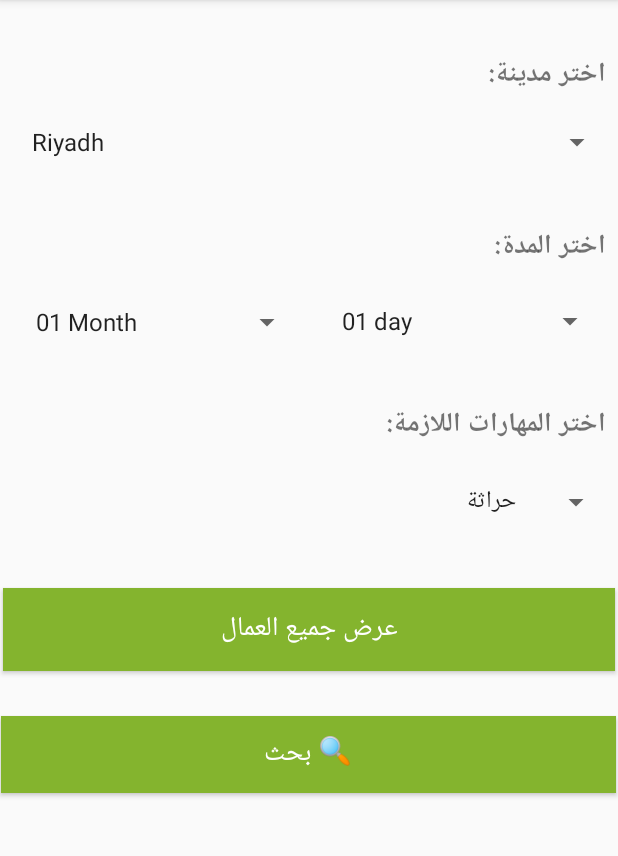
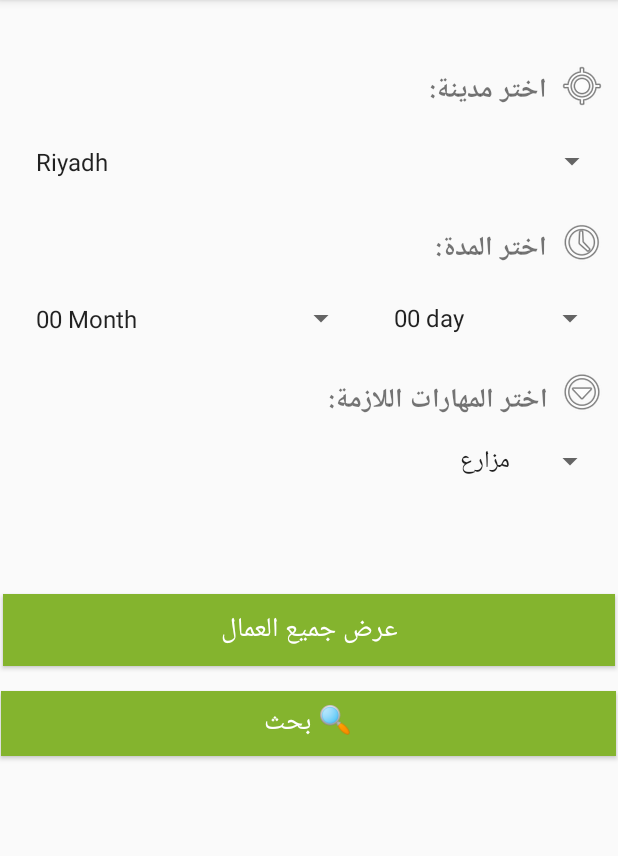
Before and after one commit to azizmeiman/MyApplication, an Android app: the searchForWorkerActivity screen opened directly, with no data from a screen before it, on a phone screen of 412 x 824 dp, the part 84-940 px from its top. Run offline under Robolectric (Android 15) with nearby library versions, the phone set to English and light mode, and no system bars.

Commit message:
Merge branch 'master' of /Users/abdulaziz/AndroidStudioProjects/MyApplication with conflicts.

```diff
--- a/app/src/main/AndroidManifest.xml
+++ b/app/src/main/AndroidManifest.xml
@@ -11,6 +11,7 @@
         android:roundIcon="@mipmap/ic_launcher_round"
         android:supportsRtl="true"
         android:theme="@style/AppTheme">
+        <activity android:name=".ViewWorkesActivity"></activity>
         <activity android:name=".MainActivity" />
         <activity android:name=".Splash">
             <intent-filter>
@@ -27,7 +28,6 @@
         <activity android:name=".EmployerMainActivity" />
         <activity android:name=".searchForWorkerActivity" />
         <activity android:name=".addworker" />
-        <activity android:name=".viewworkers"></activity>
     </application>
 
 </manifest>
--- a/app/src/main/java/com/example/abdulaziz/myapplication/Worker.java
+++ b/app/src/main/java/com/example/abdulaziz/myapplication/Worker.java
@@ -5,6 +5,7 @@ import java.util.Date ;
 import java.text.DateFormat ;
 
 public class Worker {
+
     private String name;
     private String WorkerID;
     private int Workerstatus;
@@ -20,7 +21,6 @@ public class Worker {
 
 
     public Worker(){
-
     }
     public Worker(String name, String workerID, int price, String picture, String nationality, String Skills, String phonenumber, String birthDate,String PosterID, String Workerpdf) {
         this.name = name;
@@ -38,8 +38,24 @@ public class Worker {
 
     }
 
+    public Worker(String name, String workerID, int price, String picture, String nationality, String Skills, String phonenumber, String birthDate) {
+        this.name = name;
+        this.WorkerID = workerID;
+        this.Workerstatus = 1; // 1 means avilable
+        this.Skills = Skills;
+        this.price = price;
+        this.picture = picture;
+        this.Nationality = nationality;
+        this.Phonenumber = phonenumber;
+        this.BirthDate = birthDate;
+        this.workerpdf="Empty";
+        //this.BirthDate  = DateFormat.getDateTimeInstance().format(new Date()) ;;
 
+    }
 
+    public String getSkills() {
+        return Skills;
+    }
     public String getName() {
         return name;
     }
--- a/app/src/main/java/com/example/abdulaziz/myapplication/searchForWorkerActivity.java
+++ b/app/src/main/java/com/example/abdulaziz/myapplication/searchForWorkerActivity.java
@@ -1,8 +1,11 @@
 package com.example.abdulaziz.myapplication;
 
+import android.content.Intent;
 import android.support.v7.app.AppCompatActivity;
 import android.os.Bundle;
+import android.view.View;
 import android.widget.ArrayAdapter;
+import android.widget.Button;
 import android.widget.Spinner;
 
 import java.util.ArrayList;
@@ -17,6 +20,8 @@ public class searchForWorkerActivity extends AppCompatActivity {
 
 
        final Spinner cityID =  (Spinner) findViewById(R.id.citySpinner);
+        final Button listAll = (Button) findViewById(R.id.listAllWorkers);
+        final Button search = (Button) findViewById(R.id.Search);
 
         List<String> cityL = new ArrayList<String>();
         cityL.add("Riyadh");
@@ -29,8 +34,11 @@ public class searchForWorkerActivity extends AppCompatActivity {
 
 
 
+
        final Spinner month =  (Spinner) findViewById(R.id.monthSpinner);
         List<String> monthL = new ArrayList<String>();
+
+     monthL.add("00 Month");
      monthL.add("01 Month");
      monthL.add("02 Months");
      monthL.add("03 Months");
@@ -51,7 +59,8 @@ public class searchForWorkerActivity extends AppCompatActivity {
 
         final Spinner day =  (Spinner) findViewById(R.id.daySpinner);
         List<String> dayL = new ArrayList<String>();
-     dayL.add("01 day");
+        dayL.add("00 day");
+        dayL.add("01 day");
      dayL.add("02 days");
      dayL.add("03 days");
      dayL.add("04 days");
@@ -90,13 +99,36 @@ public class searchForWorkerActivity extends AppCompatActivity {
         final Spinner skillID =  (Spinner) findViewById(R.id.skillsSpinner);
 
         List<String> skillL = new ArrayList<String>();
-     skillL.add("حراثة");
-     skillL.add("تلقيح النخل");
-     skillL.add("حصاد");
+     skillL.add("مزارع");
+     skillL.add("ميكانيكي الآت");
+     skillL.add("سباك");
 
-        ArrayAdapter<String> skill = new ArrayAdapter<String>(this, android.R.layout.simple_list_item_1, skillL);
+        final ArrayAdapter<String> skill = new ArrayAdapter<String>(this, android.R.layout.simple_list_item_1, skillL);
         skillID.setAdapter(skill);
 
 
+
+        search.setOnClickListener(new View.OnClickListener() {
+            @Override
+            public void onClick(View v) {
+                String cityS = cityID.getSelectedItem().toString();
+                String monthS = month.getSelectedItem().toString();
+                String dayS = day.getSelectedItem().toString();
+                String skillS = skillID.getSelectedItem().toString();
+
+                //Intent intentWorker = new Intent(searchForWorkerActivity.this, ViewWorkersActivity.class);
+
+
+            }
+        });
+
+
+        listAll.setOnClickListener(new View.OnClickListener() {
+            @Override
+            public void onClick(View v) {
+                Intent intentWorker = new Intent(searchForWorkerActivity.this, ViewWorkesActivity.class);
+                startActivity(intentWorker);
+            }
+        });
     }
 }
--- a/app/src/main/res/layout/activity_search_for_worker.xml
+++ b/app/src/main/res/layout/activity_search_for_worker.xml
@@ -7,8 +7,6 @@
     android:layout_height="match_parent"
 
     tools:context=".searchForWorkerActivity">
-
-
 
 
     <TextView
@@ -24,15 +22,15 @@
         android:textStyle="bold"
         app:layout_constraintBottom_toBottomOf="parent"
         app:layout_constraintEnd_toEndOf="parent"
-        app:layout_constraintHorizontal_bias="1.0"
+        app:layout_constraintHorizontal_bias="0.845"
         app:layout_constraintStart_toStartOf="parent"
         app:layout_constraintTop_toTopOf="parent"
-        app:layout_constraintVertical_bias="0.358" />
+        app:layout_constraintVertical_bias="0.336" />
 
     <TextView
         android:id="@+id/textView8"
-        android:layout_width="wrap_content"
-        android:layout_height="wrap_content"
+        android:layout_width="75dp"
+        android:layout_height="27dp"
         android:layout_marginStart="8dp"
         android:layout_marginTop="8dp"
         android:layout_marginEnd="8dp"
@@ -42,16 +40,16 @@
         android:textStyle="bold"
         app:layout_constraintBottom_toBottomOf="parent"
         app:layout_constraintEnd_toEndOf="parent"
-        app:layout_constraintHorizontal_bias="1.0"
+        app:layout_constraintHorizontal_bias="0.878"
         app:layout_constraintStart_toStartOf="parent"
         app:layout_constraintTop_toTopOf="parent"
-        app:layout_constraintVertical_bias="0.196" />
+        app:layout_constraintVertical_bias="0.197" />
 
     <Spinner
         android:id="@+id/daySpinner"
 
-        android:layout_width="192dp"
-        android:layout_height="54dp"
+        android:layout_width="157dp"
+        android:layout_height="45dp"
         android:layout_marginStart="8dp"
         android:layout_marginTop="8dp"
         android:layout_marginEnd="8dp"
@@ -70,8 +68,8 @@
 
     <Spinner
         android:id="@+id/monthSpinner"
-        android:layout_width="194dp"
-        android:layout_height="55dp"
+        android:layout_width="230dp"
+        android:layout_height="43dp"
         android:layout_marginStart="8dp"
         android:layout_marginTop="8dp"
         android:layout_marginEnd="8dp"
@@ -85,12 +83,12 @@
         app:layout_constraintHorizontal_bias="0.0"
         app:layout_constraintStart_toStartOf="parent"
         app:layout_constraintTop_toTopOf="parent"
-        app:layout_constraintVertical_bias="0.257" />
+        app:layout_constraintVertical_bias="0.258" />
 
     <Spinner
         android:id="@+id/skillsSpinner"
-        android:layout_width="403dp"
-        android:layout_height="58dp"
+        android:layout_width="400dp"
+        android:layout_height="43dp"
         android:layout_marginStart="8dp"
         android:layout_marginTop="8dp"
         android:layout_marginEnd="8dp"
@@ -101,14 +99,15 @@
         android:textSize="27sp"
         app:layout_constraintBottom_toBottomOf="parent"
         app:layout_constraintEnd_toEndOf="parent"
+        app:layout_constraintHorizontal_bias="1.0"
         app:layout_constraintStart_toStartOf="parent"
         app:layout_constraintTop_toTopOf="parent"
-        app:layout_constraintVertical_bias="0.429" />
+        app:layout_constraintVertical_bias="0.392" />
 
     <Button
         android:id="@+id/listAllWorkers"
         android:layout_width="408dp"
-        android:layout_height="55dp"
+        android:layout_height="48dp"
         android:layout_marginStart="8dp"
         android:layout_marginTop="8dp"
         android:layout_marginEnd="8dp"
@@ -127,7 +126,7 @@
     <Button
         android:id="@+id/Search"
         android:layout_width="410dp"
-        android:layout_height="51dp"
+        android:layout_height="43dp"
         android:layout_marginStart="8dp"
         android:layout_marginTop="8dp"
         android:layout_marginEnd="8dp"
@@ -141,12 +140,12 @@
         app:layout_constraintHorizontal_bias="0.533"
         app:layout_constraintStart_toStartOf="parent"
         app:layout_constraintTop_toTopOf="parent"
-        app:layout_constraintVertical_bias="0.67" />
+        app:layout_constraintVertical_bias="0.639" />
 
     <Spinner
         android:id="@+id/citySpinner"
-        android:layout_width="403dp"
-        android:layout_height="56dp"
+        android:layout_width="397dp"
+        android:layout_height="42dp"
         android:layout_marginStart="8dp"
         android:layout_marginTop="8dp"
         android:layout_marginEnd="8dp"
@@ -158,15 +157,15 @@
 
         app:layout_constraintBottom_toBottomOf="parent"
         app:layout_constraintEnd_toEndOf="parent"
-        app:layout_constraintHorizontal_bias="0.375"
+        app:layout_constraintHorizontal_bias="0.0"
         app:layout_constraintStart_toStartOf="parent"
         app:layout_constraintTop_toTopOf="parent"
-        app:layout_constraintVertical_bias="0.084" />
+        app:layout_constraintVertical_bias="0.111" />
 
     <TextView
         android:id="@+id/textView7"
         android:layout_width="wrap_content"
-        android:layout_height="wrap_content"
+        android:layout_height="28dp"
         android:layout_marginStart="8dp"
         android:layout_marginTop="8dp"
         android:layout_marginEnd="8dp"
@@ -176,10 +175,58 @@
         android:textStyle="bold"
         app:layout_constraintBottom_toBottomOf="parent"
         app:layout_constraintEnd_toEndOf="parent"
+        app:layout_constraintHorizontal_bias="0.877"
+        app:layout_constraintStart_toStartOf="parent"
+        app:layout_constraintTop_toTopOf="parent"
+        app:layout_constraintVertical_bias="0.052" />
+
+    <ImageView
+        android:id="@+id/imageView7"
+        android:layout_width="wrap_content"
+        android:layout_height="wrap_content"
+        android:layout_marginStart="8dp"
+        android:layout_marginTop="8dp"
+        android:layout_marginEnd="8dp"
+        android:layout_marginBottom="8dp"
+        app:layout_constraintBottom_toBottomOf="parent"
+        app:layout_constraintEnd_toEndOf="parent"
         app:layout_constraintHorizontal_bias="1.0"
         app:layout_constraintStart_toStartOf="parent"
         app:layout_constraintTop_toTopOf="parent"
-        app:layout_constraintVertical_bias="0.037" />
+        app:layout_constraintVertical_bias="0.046"
+        app:srcCompat="@android:drawable/ic_menu_mylocation" />
+
+    <ImageView
+        android:id="@+id/imageView8"
+        android:layout_width="wrap_content"
+        android:layout_height="wrap_content"
+        android:layout_marginStart="8dp"
+        android:layout_marginTop="8dp"
+        android:layout_marginEnd="8dp"
+        android:layout_marginBottom="8dp"
+        app:layout_constraintBottom_toBottomOf="parent"
+        app:layout_constraintEnd_toEndOf="parent"
+        app:layout_constraintHorizontal_bias="1.0"
+        app:layout_constraintStart_toStartOf="parent"
+        app:layout_constraintTop_toTopOf="parent"
+        app:layout_constraintVertical_bias="0.191"
+        app:srcCompat="@android:drawable/ic_menu_recent_history" />
+
+    <ImageView
+        android:id="@+id/imageView9"
+        android:layout_width="wrap_content"
+        android:layout_height="wrap_content"
+        android:layout_marginStart="8dp"
+        android:layout_marginTop="8dp"
+        android:layout_marginEnd="8dp"
+        android:layout_marginBottom="8dp"
+        app:layout_constraintBottom_toBottomOf="parent"
+        app:layout_constraintEnd_toEndOf="parent"
+        app:layout_constraintHorizontal_bias="1.0"
+        app:layout_constraintStart_toStartOf="parent"
+        app:layout_constraintTop_toTopOf="parent"
+        app:layout_constraintVertical_bias="0.33"
+        app:srcCompat="@android:drawable/ic_menu_more" />
 
 
 </android.support.constraint.ConstraintLayout>
--- a/build.gradle
+++ b/build.gradle
@@ -8,7 +8,7 @@ buildscript {
     }
     dependencies {
         classpath 'com.android.tools.build:gradle:3.3.2'
-        classpath 'com.google.gms:google-services:4.0.1'
+        classpath 'com.google.gms:google-services:4.2.0'
 
 
         // NOTE: Do not place your application dependencies here; they belong
```
